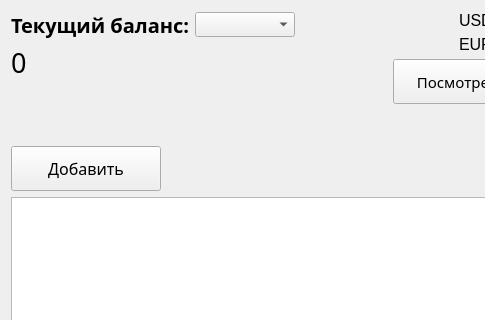
Old version of the form wind.ui in the repository volodout/InvestCalc; both pictures show x 0 to 485 and y 0 to 320 of the 604 by 645 pixel window.
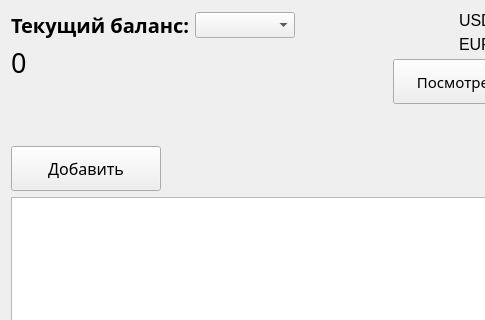
New version of the form.

Diff of the .ui file:
```diff
--- a/wind.ui
+++ b/wind.ui
@@ -54,6 +54,7 @@
              <property name="font">
               <font>
                <family>Bahnschrift SemiBold</family>
+               <pointsize>10</pointsize>
               </font>
              </property>
             </widget>
```
